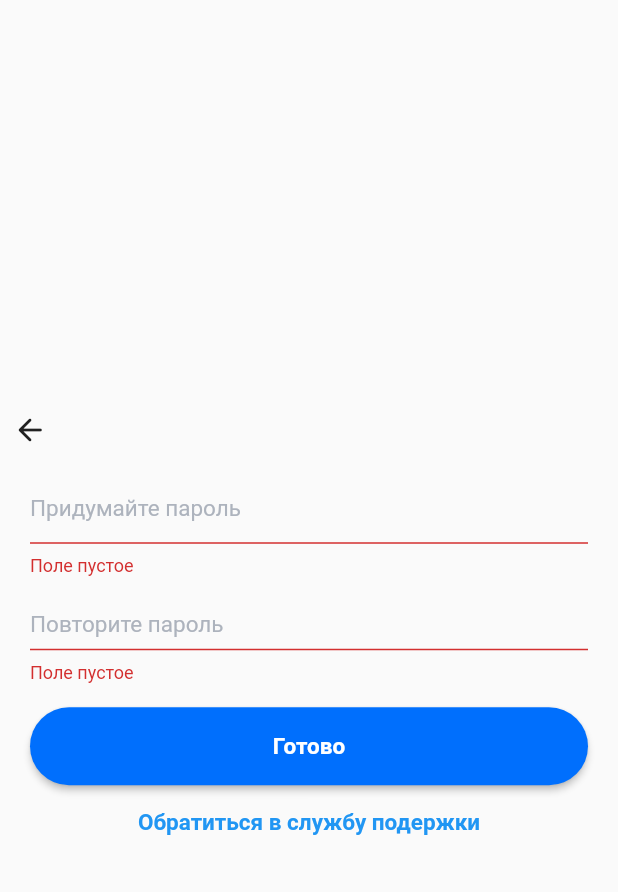
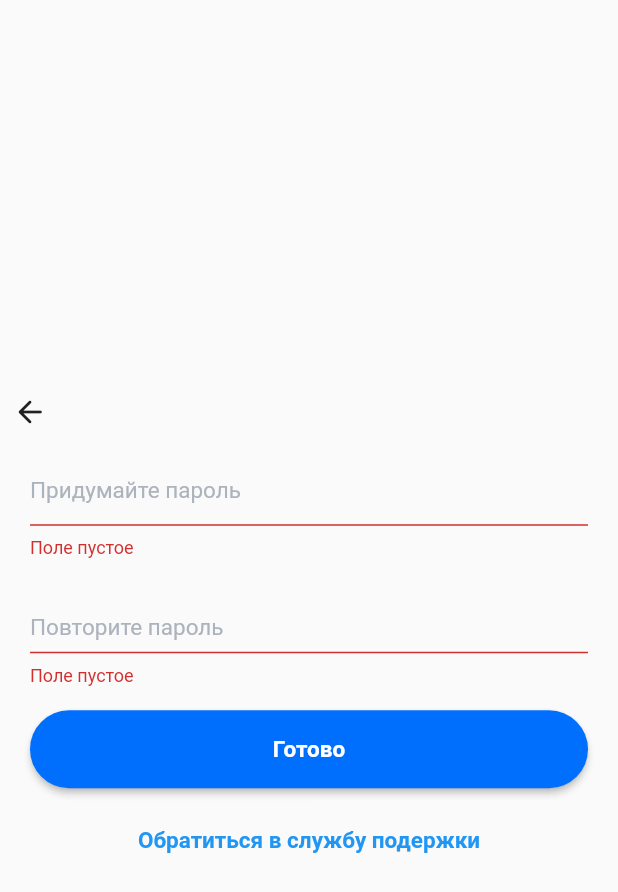
Before and after one commit to smarthousetest/blogonomy, a Flutter app: the ThirdPage widget shown alone on an empty page, opened directly with empty values, after a tap on "Готово", on a phone screen of 412 x 824 dp. Shown: the top 892 px of the screen. Run offline on Flutter 3.47's test engine with Material 2 defaults, Android fonts, the phone set to English and light mode, and no system bars; our stand-ins replace circular_profile_avatar, custom_sliding_segmented_control, dartz, equatable, fl_chart, flutter_bloc and 8 more; missing offline and left inert: flutter_appauth, multiselect_formfield, tutorial_coach_mark; accounts and stored records are empty; network calls fail; Roboto replaces fonts that are missing (Roboto-Bold.ttf, Roboto-Regular.ttf).

Commit message:
no message

```diff
--- a/lib/cubit/network/apiCateg.dart
+++ b/lib/cubit/network/apiCateg.dart
@@ -145,10 +145,10 @@ AuthApi authApi = AuthApi();
 String? hash;
 
 class AuthApi extends Cubit<ApiState> {
-  AuthApi() : super(Loading());
+  AuthApi() : super(NoLoading());
 
   Future<AuthModel> createMail(String mail) async {
-    emit(NoLoading());
+    emit(Loading());
 
     var error;
     print(mail);
@@ -167,7 +167,7 @@ class AuthApi extends Cubit<ApiState> {
     print("Auth api mail = $mail");
     if (response.statusCode == 200) {
       final String responseString = response.body;
-
+      emit(NoLoading());
       print(responseString);
       return authModelFromJson(responseString);
     } else {
--- a/lib/screens/sliding_up_panel_screens.dart
+++ b/lib/screens/sliding_up_panel_screens.dart
@@ -28,6 +28,7 @@ class _SlidingState extends State<Sliding> with SingleTickerProviderStateMixin {
     return DefaultTabController(
       length: 3,
       child: TabBarView(
+        physics: NeverScrollableScrollPhysics(),
         controller: _tabController,
         children: [
           FirstPage(
@@ -39,7 +40,7 @@ class _SlidingState extends State<Sliding> with SingleTickerProviderStateMixin {
             onBack: () => _tabController.index = 0,
           ),
           ThirdPage(
-            onNext: () => _tabController.index = 0,
+            onNext: () => _tabController.index = 1,
           ),
           FourPage(
             onNext: () => 1,
@@ -459,7 +460,7 @@ class ThirdPageState extends State<ThirdPage> {
               ],
             ),
             Container(
-              height: 73.0,
+              height: 87.0,
               padding: const EdgeInsets.only(left: 20.0, right: 20.0),
               child: TextFormField(
                 obscureText: true,
@@ -467,6 +468,12 @@ class ThirdPageState extends State<ThirdPage> {
                 validator: (val) {
                   if (val!.isEmpty) {
                     return "Поле пустое";
+                  }
+                  if (val.length < 6) {
+                    return "Пароль меньше 6 символов";
+                  }
+                  if (!val.contains("[0-9]")) {
+                    return ('Парольдолжен содержать хотя бы одну цифру');
                   }
                   return null;
                 },
@@ -480,7 +487,7 @@ class ThirdPageState extends State<ThirdPage> {
                     color: Color(0xFFADB3BD),
                   ),
                   helperText:
-                      "Пароль не менее 6 символов и минимум одна цифра без пробелов",
+                      "Пароль не менее 6 символов \n и минимум одна цифра без пробелов",
                   enabledBorder: OutlineInputBorder(
                       borderSide:
                           BorderSide(color: Color(0xFFADB3BD), width: 1.0),
@@ -569,7 +576,7 @@ class ThirdPageState extends State<ThirdPage> {
               ),
             ),
             const SizedBox(
-              height: 16,
+              height: 26,
             ),
             GestureDetector(
                 onTap: () => Navigator.pushNamed(context, '/e'),
@@ -682,15 +689,16 @@ class _FourPageState extends State<FourPage> {
               child: ElevatedButton(
                 onPressed: () async {
                   String mail = widget.textEditingController.text;
+
+                  AuthModel authModel =
+                      await context.read<AuthApi>().createMail(mail);
+
+                  first.mail = mail;
+                  print("object $mail");
+                  setState(() {
+                    _authModel = authModel;
+                  });
                   if (formkey1.currentState!.validate()) {
-                    final AuthModel authModel =
-                        await AuthApi().createMail(mail);
-
-                    first.mail = mail;
-                    print("object $mail");
-                    setState(() {
-                      _authModel = authModel;
-                    });
                     print(" auth Model = ${_authModel!.result}");
                     if (authModel.result == 'exist') {
                       context.read<AuthCubit>().signIn();
@@ -706,7 +714,9 @@ class _FourPageState extends State<FourPage> {
                   builder: ((context, state) {
                     print("state on enter = $state");
                     if (state is Loading) {
-                      return CircularProgressIndicator();
+                      return CircularProgressIndicator(
+                        color: Colors.white,
+                      );
                     }
                     return const Text(
                       'Вход',
```
